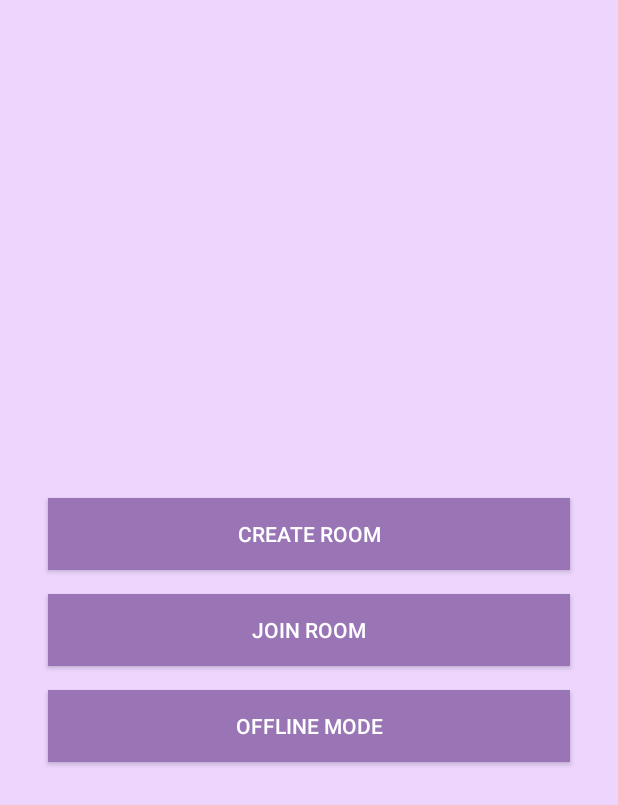
After one commit to shenlkm/scrum-poker, an Android app: the fragment SelectRoomFragment shown on its own in the app's theme, on a phone screen of 412 x 824 dp. The commit adds this screen. Shown: the top 805 px of the screen. Run offline under Robolectric (Android 15) with nearby library versions, the phone set to English and light mode, and no system bars.

Commit message:
add screens and buttons

```diff
--- a/app/build.gradle
+++ b/app/build.gradle
@@ -73,6 +73,7 @@ android {
 
 dependencies {
     implementation fileTree(dir: 'libs', include: ['*.jar'])
+    implementation 'androidx.legacy:legacy-support-v4:1.0.0'
     coreLibraryDesugaring 'com.android.tools:desugar_jdk_libs:1.1.1'
 
     implementation 'org.jetbrains.kotlin:kotlin-stdlib-jdk8:1.4.20'
--- a/app/src/main/java/com/buildreams/scrumpoker/view/DashboardCardActivity.kt
+++ b/app/src/main/java/com/buildreams/scrumpoker/view/DashboardCardActivity.kt
@@ -17,6 +17,7 @@ import com.buildreams.scrumpoker.domain.entity.Card
 import com.buildreams.scrumpoker.view.adapter.DashboardCardAdapter
 import com.buildreams.scrumpoker.view.fragment.AboutFragment
 import com.buildreams.scrumpoker.view.fragment.DashboardCardFragment
+import com.buildreams.scrumpoker.view.fragment.SelectRoomFragment
 import com.buildreams.scrumpoker.view.fragment.SelectedCardFragment
 import com.buildreams.scrumpoker.viewModel.CardViewModel
 import com.buildreams.scrumpoker.viewModel.ViewModelFactory
@@ -50,7 +51,7 @@ open class DashboardCardActivity : AppCompatActivity(), DashboardCardAdapter.Ite
         val toolbar: Toolbar = findViewById(R.id.toolbar)
         setSupportActionBar(toolbar)
 
-        addFragment(DashboardCardFragment(this))
+        addFragment(SelectRoomFragment.newInstance())
     }
 
     override fun onCreateOptionsMenu(menu: Menu): Boolean {
--- /dev/null
+++ b/app/src/main/java/com/buildreams/scrumpoker/view/fragment/SelectRoomFragment.kt
@@ -0,0 +1,42 @@
+package com.buildreams.scrumpoker.view.fragment
+
+import android.os.Bundle
+import androidx.fragment.app.Fragment
+import android.view.LayoutInflater
+import android.view.View
+import android.view.ViewGroup
+import com.buildreams.scrumpoker.R
+import com.buildreams.scrumpoker.view.DashboardCardActivity
+import kotlinx.android.synthetic.main.fragment_select_room.*
+
+class SelectRoomFragment : Fragment() {
+
+    override fun onCreateView(
+        inflater: LayoutInflater, container: ViewGroup?,
+        savedInstanceState: Bundle?
+    ): View? {
+        // Inflate the layout for this fragment
+        return inflater.inflate(R.layout.fragment_select_room, container, false)
+    }
+
+    override fun onViewCreated(view: View, savedInstanceState: Bundle?) {
+        super.onViewCreated(view, savedInstanceState)
+        bt_offline_mode.setOnClickListener {
+            val transaction = parentFragmentManager.beginTransaction()
+            with(transaction) {
+                setCustomAnimations(
+                    com.buildreams.scrumpoker.R.anim.fragment_fade_enter, com.buildreams.scrumpoker.R.anim.fragment_close_exit
+                )
+                replace(com.buildreams.scrumpoker.R.id.fl_deployment_card, DashboardCardFragment(
+                    activity as DashboardCardActivity
+                ))
+                commit()
+            }
+        }
+    }
+
+    companion object {
+        @JvmStatic
+        fun newInstance() = SelectRoomFragment()
+    }
+}
--- /dev/null
+++ b/app/src/main/res/layout/fragment_select_room.xml
@@ -0,0 +1,55 @@
+<?xml version="1.0" encoding="utf-8"?>
+<androidx.constraintlayout.widget.ConstraintLayout xmlns:android="http://schemas.android.com/apk/res/android"
+    xmlns:app="http://schemas.android.com/apk/res-auto"
+    xmlns:tools="http://schemas.android.com/tools"
+    android:layout_width="match_parent"
+    android:layout_height="match_parent"
+    tools:context=".view.fragment.SelectRoomFragment"
+    android:background="@color/colorLightPurple">
+
+    <Button
+        android:id="@+id/bt_create_room"
+        android:layout_width="match_parent"
+        android:layout_height="wrap_content"
+        android:layout_marginStart="32dp"
+        android:layout_marginEnd="32dp"
+        android:text="@string/bt_create_room_text"
+        android:layout_marginBottom="16dp"
+        app:layout_constraintBottom_toTopOf="@+id/bt_join_room"
+        app:layout_constraintEnd_toEndOf="parent"
+        app:layout_constraintStart_toStartOf="parent"
+        android:background="@color/colorPrimary"
+        android:textColor="@android:color/white"/>
+
+    <Button
+        android:id="@+id/bt_join_room"
+        android:layout_width="match_parent"
+        android:layout_height="wrap_content"
+        android:layout_marginStart="32dp"
+        android:layout_marginTop="16dp"
+        android:layout_marginEnd="32dp"
+        android:text="@string/bt_join_room_text"
+        app:layout_constraintBottom_toBottomOf="parent"
+        app:layout_constraintEnd_toEndOf="parent"
+        app:layout_constraintHorizontal_bias="0.5"
+        app:layout_constraintStart_toStartOf="parent"
+        app:layout_constraintTop_toTopOf="parent"
+        android:background="@color/colorPrimary"
+        android:textColor="@android:color/white"/>
+
+    <Button
+        android:id="@+id/bt_offline_mode"
+        android:layout_width="match_parent"
+        android:layout_height="wrap_content"
+        android:layout_marginStart="32dp"
+        android:layout_marginTop="16dp"
+        android:layout_marginEnd="32dp"
+        android:text="@string/bt_offline_mode_text"
+        app:layout_constraintEnd_toEndOf="parent"
+        app:layout_constraintStart_toStartOf="parent"
+        app:layout_constraintTop_toBottomOf="@+id/bt_join_room"
+        android:background="@color/colorPrimary"
+        android:textColor="@android:color/white"/>
+
+
+</androidx.constraintlayout.widget.ConstraintLayout>
--- a/app/src/main/res/values/strings.xml
+++ b/app/src/main/res/values/strings.xml
@@ -14,4 +14,9 @@
     <string name="technical_details_title">Technical Details</string>
     <string name="repository_info_title">Repository info</string>
     <string name="open_source_libraries_title">Open-source libraries</string>
+    <!-- TODO: Remove or change this placeholder text -->
+    <string name="hello_blank_fragment">Hello blank fragment</string>
+    <string name="bt_create_room_text">Create Room</string>
+    <string name="bt_join_room_text">Join Room</string>
+    <string name="bt_offline_mode_text">Offline Mode</string>
 </resources>
```
